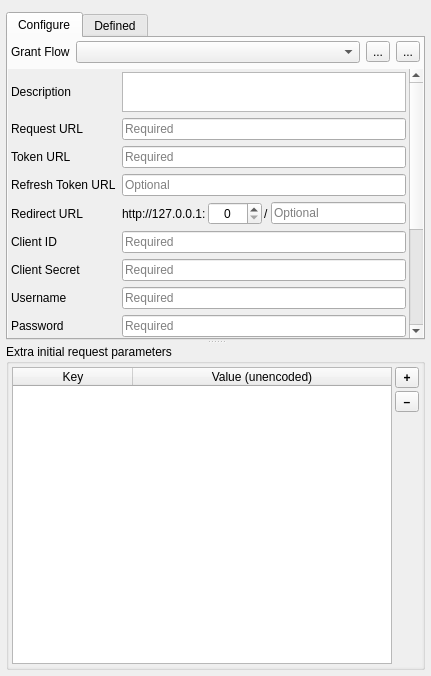
The window that oauth2/qgsauthoauth2edit.ui (securedimensions/QGIS-OAuth2-Plugin) describes before a commit, drawn with Qt 5.
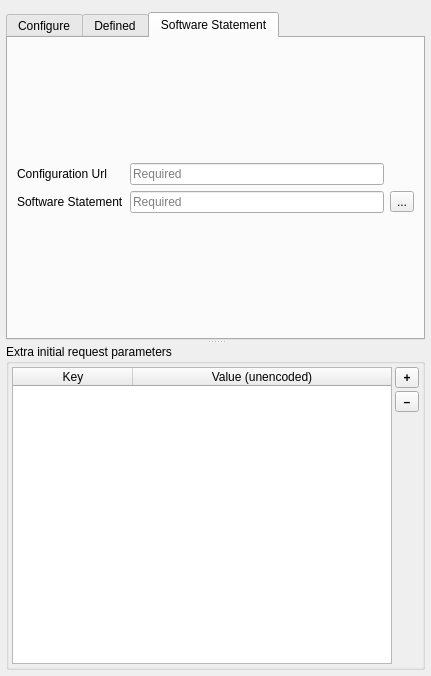
The same window after the commit. Icons and pictures are not drawn. Custom widgets are drawn as their Qt base class.

Commit message: Added ui elements for registering with software statements

What changed in the file:
```diff
--- a/oauth2/qgsauthoauth2edit.ui
+++ b/oauth2/qgsauthoauth2edit.ui
@@ -75,7 +75,7 @@
        </sizepolicy>
       </property>
       <property name="currentIndex">
-       <number>0</number>
+       <number>2</number>
       </property>
       <widget class="QWidget" name="tabCustom">
        <attribute name="title">
@@ -203,8 +203,8 @@
             <rect>
              <x>0</x>
              <y>0</y>
-             <width>398</width>
-             <height>469</height>
+             <width>396</width>
+             <height>421</height>
             </rect>
            </property>
            <layout class="QGridLayout" name="gridLayout">
@@ -734,6 +734,62 @@
         </item>
        </layout>
       </widget>
+      <widget class="QWidget" name="tabStatement">
+       <attribute name="title">
+        <string>Software Statement</string>
+       </attribute>
+       <layout class="QVBoxLayout" name="verticalLayout_7">
+        <property name="spacing">
+         <number>6</number>
+        </property>
+        <property name="sizeConstraint">
+         <enum>QLayout::SetDefaultConstraint</enum>
+        </property>
+        <item>
+         <layout class="QGridLayout" name="gridLayout_4">
+          <item row="1" column="0">
+           <widget class="QLabel" name="lblSoftStatementDir">
+            <property name="text">
+             <string>Software Statement</string>
+            </property>
+           </widget>
+          </item>
+          <item row="0" column="0">
+           <widget class="QLabel" name="lblConfigUrl">
+            <property name="text">
+             <string>Configuration Url</string>
+            </property>
+           </widget>
+          </item>
+          <item row="1" column="1">
+           <widget class="QLineEdit" name="leSoftStatementDir">
+            <property name="placeholderText">
+             <string>Required</string>
+            </property>
+           </widget>
+          </item>
+          <item row="0" column="1">
+           <widget class="QLineEdit" name="leConfigUrl">
+            <property name="placeholderText">
+             <string>Required</string>
+            </property>
+           </widget>
+          </item>
+          <item row="1" column="2">
+           <widget class="QToolButton" name="btnSoftStatementDir">
+            <property name="text">
+             <string>...</string>
+            </property>
+            <property name="icon">
+             <iconset resource="oauth2_resources.qrc">
+              <normaloff>:/oauth2method/oauth2_resources/fileopen.svg</normaloff>:/oauth2method/oauth2_resources/fileopen.svg</iconset>
+            </property>
+           </widget>
+          </item>
+         </layout>
+        </item>
+       </layout>
+      </widget>
      </widget>
      <widget class="QgsCollapsibleGroupBoxBasic" name="grpbxAdvanced">
       <property name="sizePolicy">
```
Left out of the diff: 18 changed lines with no effect on the pictures. The commit also changes 2 other files.
